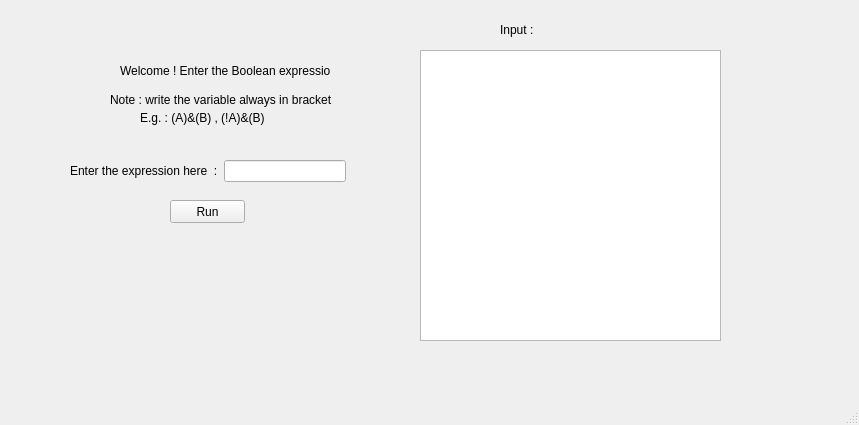
Before: the Qt Designer form Puskar/Bool/Boolean_expn/mainwindow.ui in 99saugat/CPP_Project, drawn with Qt 5.
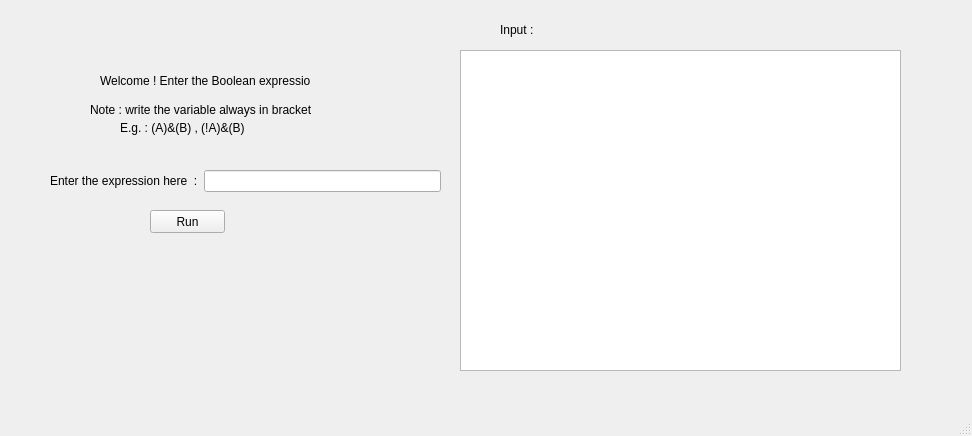
After: the same form once the commit is applied.

```diff
--- a/Puskar/Bool/Boolean_expn/mainwindow.ui
+++ b/Puskar/Bool/Boolean_expn/mainwindow.ui
@@ -6,8 +6,8 @@
    <rect>
     <x>0</x>
     <y>0</y>
-    <width>859</width>
-    <height>425</height>
+    <width>972</width>
+    <height>436</height>
    </rect>
   </property>
   <property name="windowTitle">
@@ -17,8 +17,8 @@
    <widget class="QLabel" name="label_2">
     <property name="geometry">
      <rect>
-      <x>120</x>
-      <y>60</y>
+      <x>100</x>
+      <y>70</y>
       <width>211</width>
       <height>21</height>
      </rect>
@@ -30,8 +30,8 @@
    <widget class="QPushButton" name="pushButton">
     <property name="geometry">
      <rect>
-      <x>170</x>
-      <y>200</y>
+      <x>150</x>
+      <y>210</y>
       <width>75</width>
       <height>23</height>
      </rect>
@@ -43,9 +43,9 @@
    <widget class="QWidget" name="layoutWidget">
     <property name="geometry">
      <rect>
-      <x>70</x>
-      <y>160</y>
-      <width>276</width>
+      <x>50</x>
+      <y>170</y>
+      <width>391</width>
       <height>22</height>
      </rect>
     </property>
@@ -65,10 +65,10 @@
    <widget class="QTableView" name="tableView">
     <property name="geometry">
      <rect>
-      <x>420</x>
+      <x>460</x>
       <y>50</y>
-      <width>301</width>
-      <height>291</height>
+      <width>441</width>
+      <height>321</height>
      </rect>
     </property>
     <property name="autoFillBackground">
@@ -86,7 +86,7 @@
      <rect>
       <x>550</x>
       <y>20</y>
-      <width>61</width>
+      <width>151</width>
       <height>21</height>
      </rect>
     </property>
@@ -100,8 +100,8 @@
    <widget class="QLabel" name="label_4">
     <property name="geometry">
      <rect>
-      <x>110</x>
-      <y>90</y>
+      <x>90</x>
+      <y>100</y>
       <width>221</width>
       <height>20</height>
      </rect>
@@ -113,8 +113,8 @@
    <widget class="QLabel" name="label_5">
     <property name="geometry">
      <rect>
-      <x>140</x>
-      <y>110</y>
+      <x>120</x>
+      <y>120</y>
       <width>131</width>
       <height>16</height>
      </rect>
```
Left out of the diff: 8 changed lines with no effect on the pictures.
